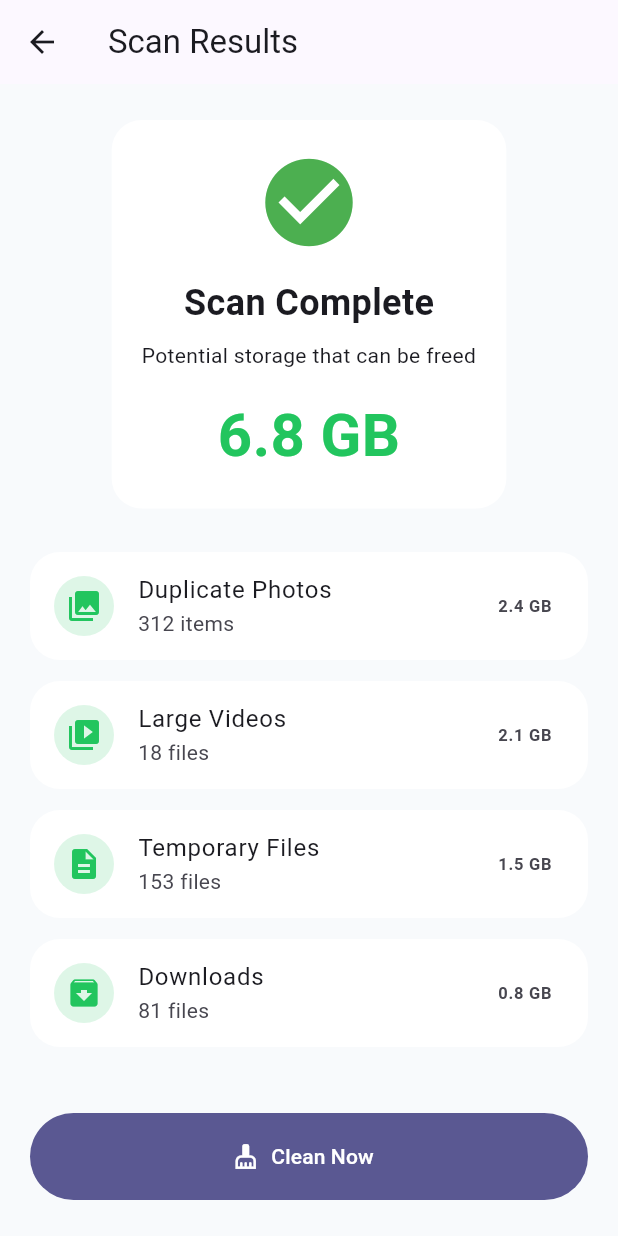
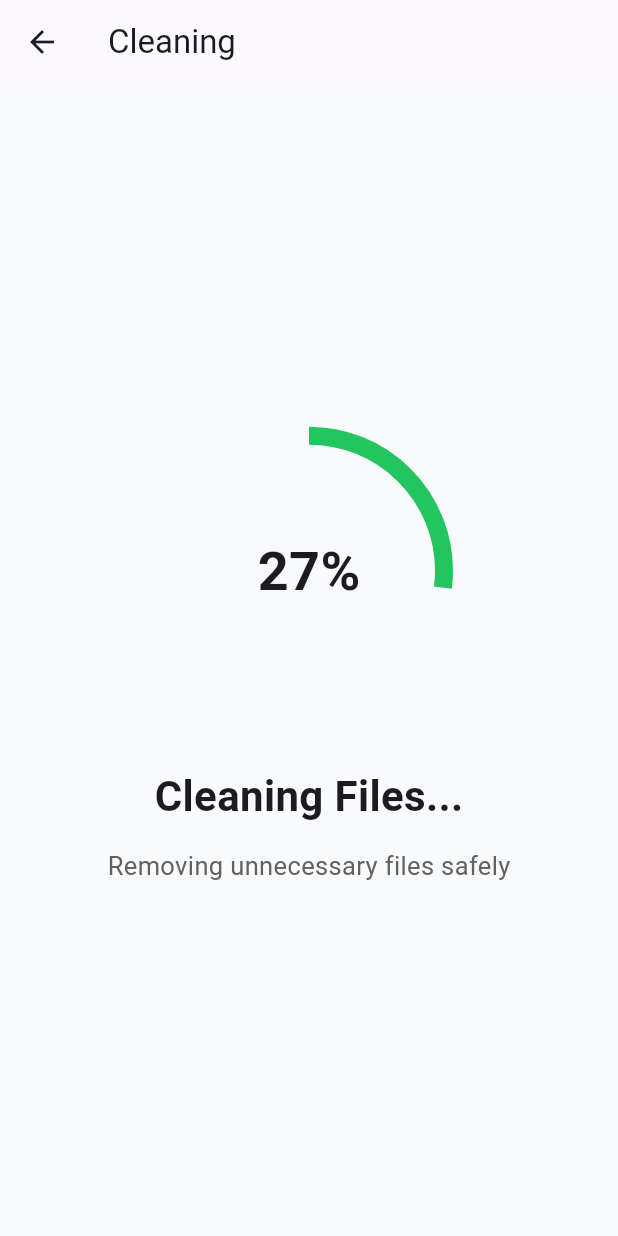
Before and after one commit to itusharsharma/SmartSweep-App, a Flutter app: the ScanResultsScreen screen opened by its route, after a tap on "Clean Now", on a phone screen of 412 x 824 dp. Run offline on Flutter 3.47's test engine with Material 3 defaults, Android fonts, the phone set to English and light mode, and no system bars.

Commit message:
Implement mock cleaning workflow

```diff
--- a/lib/app/routes.dart
+++ b/lib/app/routes.dart
@@ -5,6 +5,7 @@ import '../features/onboarding/presentation/onboarding_screen.dart';
 import '../features/dashboard/presentation/dashboard_screen.dart';
 import '../features/scanner/presentation/scan_screen.dart';
 import '../features/scanner/presentation/scan_results_screen.dart';
+import '../features/cleaner/presentation/cleaning_screen.dart';
 
 class AppRoutes {
   static const splash = '/';
@@ -20,5 +21,6 @@ class AppRoutes {
     dashboard: (_) => const DashboardScreen(),
     scan: (_) => const ScanScreen(),
     scanResults: (_) => const ScanResultsScreen(),
+    cleaning: (_) => const CleaningScreen(),
   };
 }
--- /dev/null
+++ b/lib/features/cleaner/presentation/cleaning_screen.dart
@@ -0,0 +1,180 @@
+import 'dart:async';
+
+import 'package:flutter/material.dart';
+
+import '../../../../app/colors.dart';
+import '../../../../app/routes.dart';
+
+class CleaningScreen extends StatefulWidget {
+  const CleaningScreen({super.key});
+
+  @override
+  State<CleaningScreen> createState() => _CleaningScreenState();
+}
+
+class _CleaningScreenState extends State<CleaningScreen> {
+
+  double progress = 0;
+
+  @override
+  void initState() {
+    super.initState();
+
+    Timer.periodic(
+      const Duration(milliseconds: 120),
+      (timer) {
+
+        if (progress >= 1) {
+          timer.cancel();
+
+          _showSuccess();
+
+          return;
+        }
+
+        setState(() {
+          progress += 0.03;
+        });
+      },
+    );
+  }
+
+  void _showSuccess() {
+
+    showDialog(
+      context: context,
+      barrierDismissible: false,
+      builder: (_) {
+
+        return AlertDialog(
+
+          shape: RoundedRectangleBorder(
+            borderRadius: BorderRadius.circular(24),
+          ),
+
+          content: Column(
+            mainAxisSize: MainAxisSize.min,
+            children: [
+
+              const CircleAvatar(
+                radius: 42,
+                backgroundColor: Colors.green,
+                child: Icon(
+                  Icons.check,
+                  color: Colors.white,
+                  size: 45,
+                ),
+              ),
+
+              const SizedBox(height: 20),
+
+              const Text(
+                "Cleanup Complete!",
+                style: TextStyle(
+                  fontSize: 24,
+                  fontWeight: FontWeight.bold,
+                ),
+              ),
+
+              const SizedBox(height: 12),
+
+              const Text(
+                "6.8 GB has been freed successfully.",
+                textAlign: TextAlign.center,
+              ),
+
+              const SizedBox(height: 25),
+
+              FilledButton(
+                onPressed: () {
+
+                  Navigator.pop(context);
+
+                  Navigator.pushNamedAndRemoveUntil(
+                    context,
+                    AppRoutes.dashboard,
+                    (route) => false,
+                  );
+
+                },
+                child: const Text("Back to Dashboard"),
+              )
+            ],
+          ),
+        );
+      },
+    );
+  }
+
+  @override
+  Widget build(BuildContext context) {
+
+    return Scaffold(
+
+      backgroundColor: AppColors.background,
+
+      appBar: AppBar(
+        title: const Text("Cleaning"),
+      ),
+
+      body: Center(
+        child: Padding(
+          padding: const EdgeInsets.all(28),
+          child: Column(
+            mainAxisAlignment: MainAxisAlignment.center,
+            children: [
+
+              SizedBox(
+                width: 180,
+                height: 180,
+                child: Stack(
+                  alignment: Alignment.center,
+                  children: [
+
+                    SizedBox(
+                      width: 180,
+                      height: 180,
+                      child: CircularProgressIndicator(
+                        value: progress,
+                        strokeWidth: 12,
+                        color: AppColors.primary,
+                      ),
+                    ),
+
+                    Text(
+                      "${(progress * 100).toInt()}%",
+                      style: const TextStyle(
+                        fontSize: 36,
+                        fontWeight: FontWeight.bold,
+                      ),
+                    ),
+                  ],
+                ),
+              ),
+
+              const SizedBox(height: 40),
+
+              const Text(
+                "Cleaning Files...",
+                style: TextStyle(
+                  fontSize: 28,
+                  fontWeight: FontWeight.bold,
+                ),
+              ),
+
+              const SizedBox(height: 15),
+
+              Text(
+                "Removing unnecessary files safely",
+                style: TextStyle(
+                  color: Colors.grey.shade700,
+                  fontSize: 17,
+                ),
+              ),
+            ],
+          ),
+        ),
+      ),
+    );
+  }
+}
```
